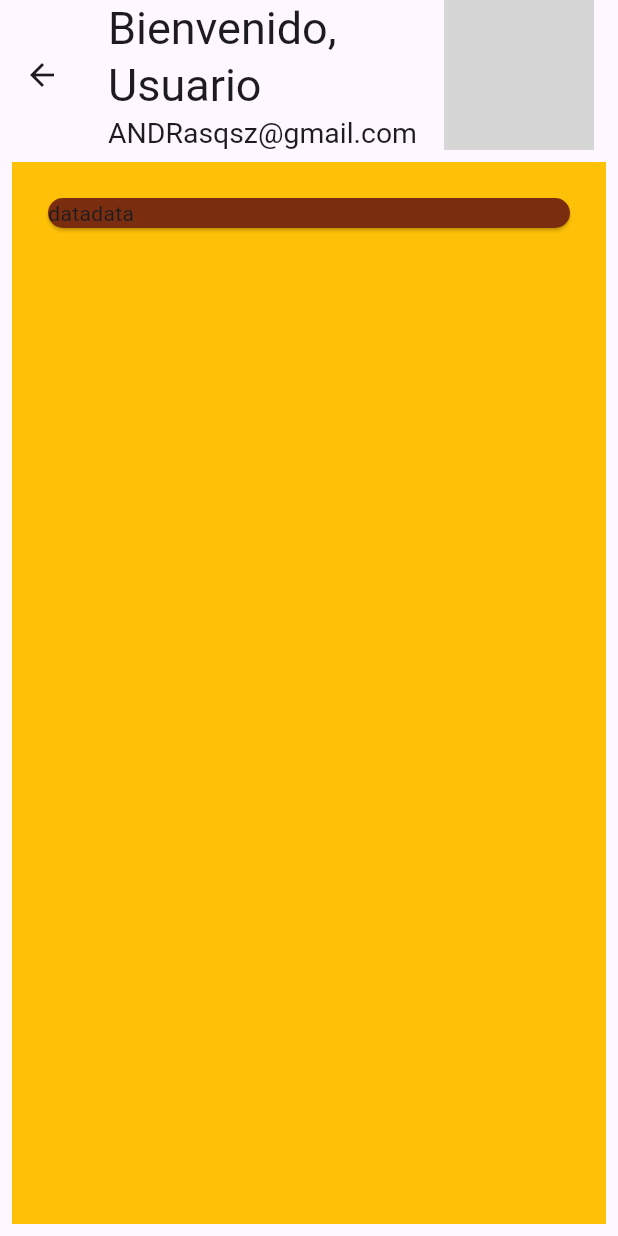
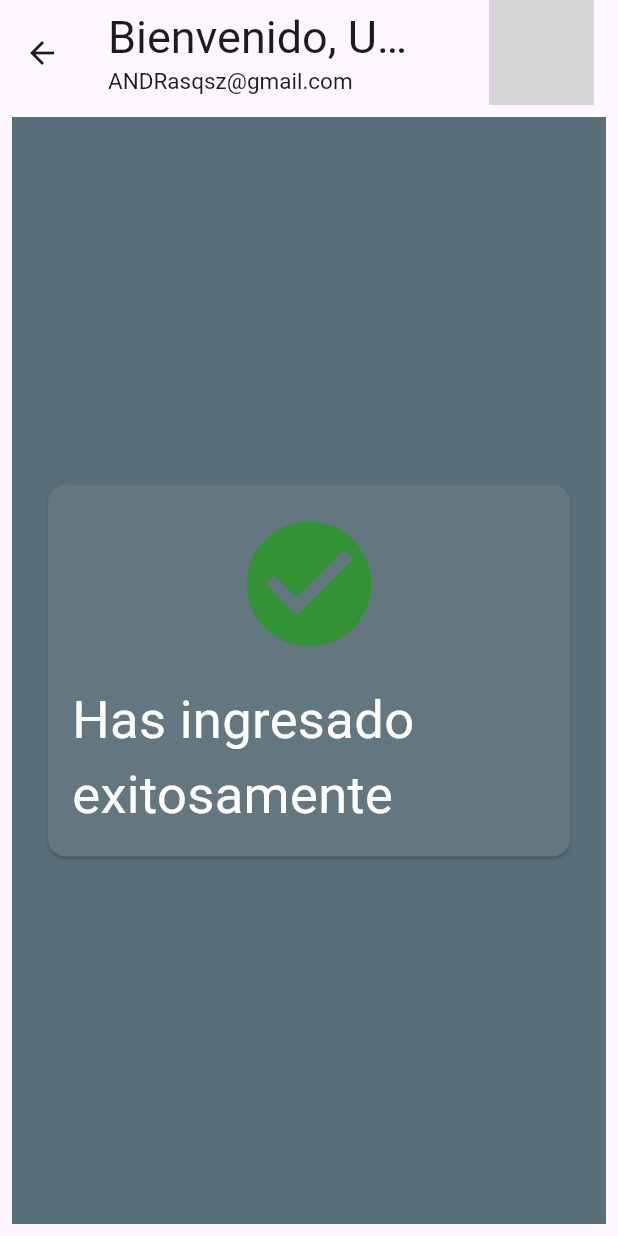
Before and after one commit to AndreaJVB/Tarea-Login, a Flutter app: the InicioPage screen opened by its route, on a phone screen of 412 x 824 dp. Run offline on Flutter 3.47's test engine with Material 3 defaults, Android fonts, the phone set to English and light mode, and no system bars; network calls fail; grey boxes are pictures that could not be loaded.

Commit message:
Diseno de la pagina inicio

```diff
--- a/tarea_login/lib/inicio_page.dart
+++ b/tarea_login/lib/inicio_page.dart
@@ -1,27 +1,39 @@
+import 'dart:developer';
+
 import 'package:flutter/material.dart';
 
 class InicioPage extends StatelessWidget {
   const InicioPage({super.key});
 
-
   @override
   Widget build(BuildContext context) {
-
-    return  Scaffold(
+    return Scaffold(
       //Header
       appBar: AppBar(
-
-        toolbarHeight: 100,
-
-        title: Row(children: [
+        toolbarHeight: 70,
+        title: Row(
+          children: [
             SizedBox(
-                width: MediaQuery.of(context).size.width/2,
+              width: MediaQuery.of(context).size.width / 2,
               child: const Column(
-                  crossAxisAlignment: CrossAxisAlignment.start ,
+                crossAxisAlignment: CrossAxisAlignment.start,
                 children: [
-                    Text("Bienvenido,", style: TextStyle(fontSize: 30),),
-                    FittedBox(child: Text("Usuario", style: TextStyle(fontSize: 30),)),
-                    FittedBox(child: Text("ANDRasqsz@gmail.com", style: TextStyle(fontSize: 20),)),
+                  Text(
+                    "Bienvenido, Usuario",
+                    style: TextStyle(fontSize: 30),
+                  ),
+                  //FittedBox(
+                  //child: Text(
+                  //"Usuario",
+                  //style: TextStyle(fontSize: 30),
+                  //),
+                  //),
+                  FittedBox(
+                    child: Text(
+                      "ANDRasqsz@gmail.com",
+                      style: TextStyle(fontSize: 15),
+                    ),
+                  ),
                 ],
               ),
             ),
@@ -29,39 +41,54 @@ class InicioPage extends StatelessWidget {
             const FittedBox(
               fit: BoxFit.contain,
               child: CircleAvatar(
-                  maxRadius: 50,
-                  backgroundImage: NetworkImage('https://scontent.ftgu3-4.fna.fbcdn.net/v/t39.30808-6/432991802_8058643620831708_7338276069678422921_n.jpg?_nc_cat=107&ccb=1-7&_nc_sid=6ee11a&_nc_ohc=Byi-hQu4xncQ7kNvgFTVG83&_nc_ht=scontent.ftgu3-4.fna&oh=00_AYB0kRDK8Vbx_LI_GZbFQKByEIxj498NLxUVn5zVYGFcLQ&oe=669CB2C0'),
+                maxRadius: 35,
+                backgroundImage: NetworkImage(
+                  'https://scontent.ftgu3-4.fna.fbcdn.net/v/t39.30808-6/432991802_8058643620831708_7338276069678422921_n.jpg?_nc_cat=107&ccb=1-7&_nc_sid=6ee11a&_nc_ohc=Byi-hQu4xncQ7kNvgFTVG83&_nc_ht=scontent.ftgu3-4.fna&oh=00_AYB0kRDK8Vbx_LI_GZbFQKByEIxj498NLxUVn5zVYGFcLQ&oe=669CB2C0',
                 ),
-              )
+              ),
+            ),
           ],
         ),
       ),
 
       //Body
-        body: Padding(padding: const EdgeInsets.all(8.0),
+      body: Padding(
+        padding: const EdgeInsets.all(8.0),
         child: Container(
           padding: const EdgeInsets.all(20),
-              color: Colors.amber,
-              child: const Center(
-                child: Column(children: [
+          color: const Color.fromARGB(255, 88, 111, 122),
+          child: Center(
+            child: Column(
+              mainAxisAlignment: MainAxisAlignment.center,
+              children: [
                 Card(
-                    color: Color.fromARGB(255, 122, 46, 15),
+                  color: const Color.fromARGB(255, 100, 119, 129),
+                  child: Padding(
+                    padding: const EdgeInsets.all(16.0),
                     child: Column(
                       children: [
-                        Row(
-                          children: [Text("data"),
-                          Text("data")
-                          ],
+                        Icon(
+                          Icons.check_circle,
+                          color: Color.fromARGB(255, 51, 145, 54),
+                          size: 100,
+                        ),
+                        SizedBox(height: 16),
+                        Text(
+                          "Has ingresado exitosamente",
+                          style: TextStyle(
+                            fontSize: 35,
+                            color: Colors.white,
+                          ),
                         ),
                       ],
                     ),
-                  )
-                ],),
+                  ),
+                ),
+              ],
             ),
           ),
         ),
-
+      ),
     );
-
   }
 }
```
Lines whose indentation alone changed are shown as unchanged.
